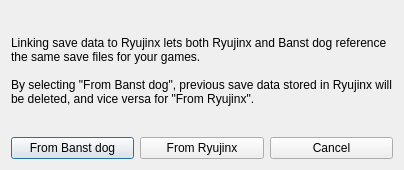
The window that src/yuzu/ryujinx_dialog.ui (Banstowi/-glantine--emu-Switch2) describes before a commit, drawn with Qt 5.
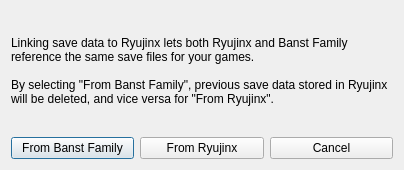
The same window after the commit.

Commit message:
Rename to Banst Family and default the interface to French
Every displayed name (window title, menus, dialogs, translations, Discord status, Linux desktop
entry, macOS bundle and disk image, release titles) now reads Banst Family. The interface
language setting defaults to French ("fr") instead of following the system language; it can
still be changed in the configuration. The banstdog executable, data directory and artifact
names are unchanged.

Claude-Session: https://claude.ai/code/session_01MsSmfafnsutrNsLC2WvgSz

Diff of the .ui file:
```diff
--- a/src/yuzu/ryujinx_dialog.ui
+++ b/src/yuzu/ryujinx_dialog.ui
@@ -23,9 +23,9 @@
       </sizepolicy>
      </property>
      <property name="text">
-      <string>Linking save data to Ryujinx lets both Ryujinx and Banst dog reference the same save files for your games.
+      <string>Linking save data to Ryujinx lets both Ryujinx and Banst Family reference the same save files for your games.
 
-By selecting &quot;From Banst dog&quot;, previous save data stored in Ryujinx will be deleted, and vice versa for &quot;From Ryujinx&quot;.</string>
+By selecting &quot;From Banst Family&quot;, previous save data stored in Ryujinx will be deleted, and vice versa for &quot;From Ryujinx&quot;.</string>
      </property>
      <property name="wordWrap">
       <bool>true</bool>
@@ -37,7 +37,7 @@
      <item>
       <widget class="QPushButton" name="eden">
        <property name="text">
-      <string>From Banst dog</string>
+      <string>From Banst Family</string>
        </property>
       </widget>
      </item>
```
The commit also changes 54 other files.
